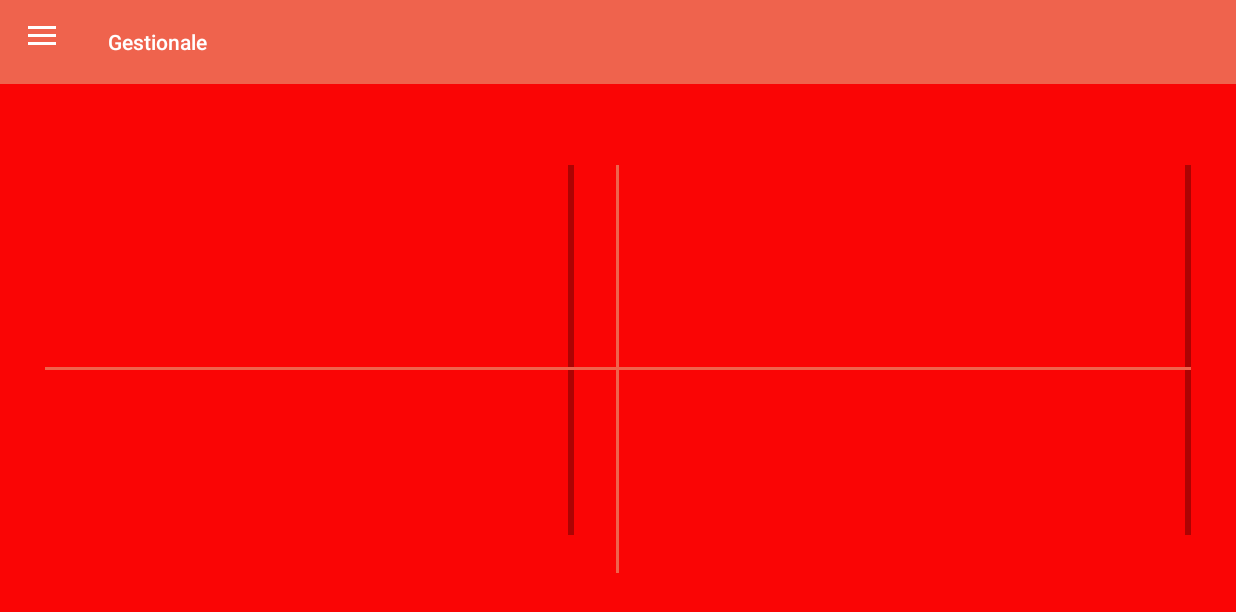
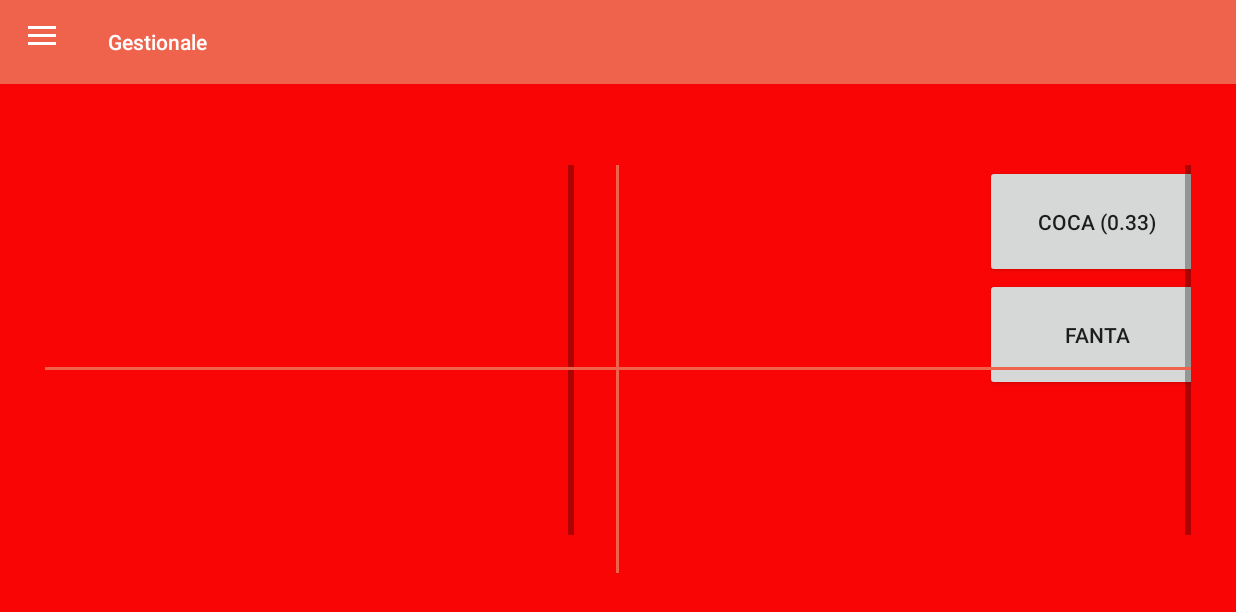
Before and after one commit to davideleone/Pizzeria, an Android app: the screen it shows after launch (MainActivity), after a tap on an icon or button, on a phone screen of 824 x 412 dp (held sideways). Shown: the top 612 px of the screen. Run offline under Robolectric (Android 15) with nearby library versions, the phone set to English and light mode, and no system bars; 3 statements that could not run were skipped; 2 other taps on this screen came first.

```diff
--- a/app/src/main/res/layout/activity_nuovo_ordine.xml
+++ b/app/src/main/res/layout/activity_nuovo_ordine.xml
@@ -46,6 +46,7 @@
             android:gravity="center_horizontal">
 
 
+
         </RelativeLayout>
 
     </ScrollView>
@@ -66,6 +67,22 @@
             android:layout_height="300dp"
             android:gravity="center_horizontal">
 
+            <Button
+                android:id="@+id/coca_latt"
+                android:layout_width="wrap_content"
+                android:layout_height="wrap_content"
+                android:minHeight="75dp"
+                android:minWidth="150dp"
+                android:text="Coca (0.33)" />
+
+            <Button
+                android:id="@+id/fanta"
+                android:layout_width="wrap_content"
+                android:layout_height="wrap_content"
+                android:layout_below="@id/coca_latt"
+                android:minHeight="75dp"
+                android:minWidth="150dp"
+                android:text="Fanta" />
 
         </RelativeLayout>
 
```
Also changed, not shown: app/src/main/res/drawable/logo.png (added), app/src/main/res/drawable/pizza.png (added).
